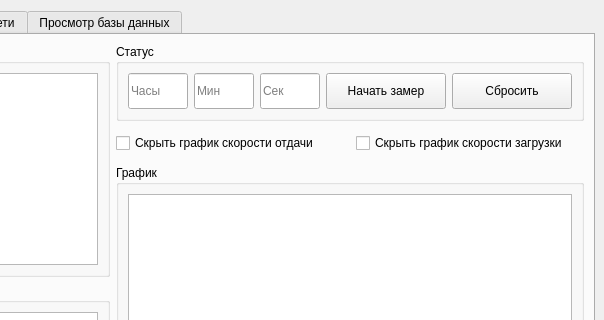
Before: the Qt Designer form interface.ui in darararrik/dz, drawn with Qt 5; both pictures show x 234 to 838 and y 0 to 320 of the 838 by 626 pixel window.
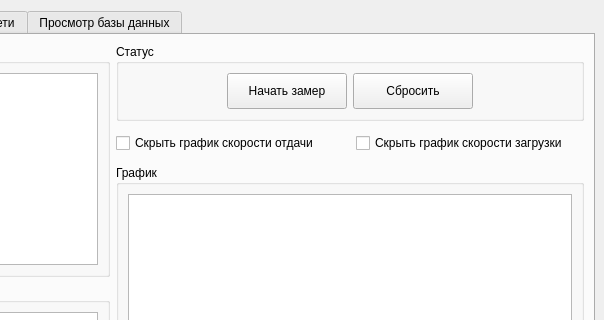
After: the same form once the commit is applied. The open tabs and pages were chosen to show the change. Custom widgets are drawn as their Qt base class.

Commit message: Удален файл adapter_managment.py и добавлен новый файл network_monitoring.py с реализацией класса NetworkMonitoring. Обновлены импорты в main_window.py. Внесены изменения в .gitignore для исключения папки .idea. Обновлен интерфейс в interface.ui, удалены ненужные элементы управления для ввода времени.

```diff
--- a/interface.ui
+++ b/interface.ui
@@ -140,81 +140,6 @@
             <layout class="QGridLayout" name="gridLayout_14">
              <item row="0" column="0">
               <layout class="QHBoxLayout" name="timer">
-               <item>
-                <widget class="QLineEdit" name="hoursInput">
-                 <property name="sizePolicy">
-                  <sizepolicy hsizetype="Fixed" vsizetype="Fixed">
-                   <horstretch>0</horstretch>
-                   <verstretch>0</verstretch>
-                  </sizepolicy>
-                 </property>
-                 <property name="minimumSize">
-                  <size>
-                   <width>60</width>
-                   <height>36</height>
-                  </size>
-                 </property>
-                 <property name="maximumSize">
-                  <size>
-                   <width>60</width>
-                   <height>36</height>
-                  </size>
-                 </property>
-                 <property name="placeholderText">
-                  <string>Часы</string>
-                 </property>
-                </widget>
-               </item>
-               <item>
-                <widget class="QLineEdit" name="minutesInput">
-                 <property name="sizePolicy">
-                  <sizepolicy hsizetype="Fixed" vsizetype="Fixed">
-                   <horstretch>0</horstretch>
-                   <verstretch>0</verstretch>
-                  </sizepolicy>
-                 </property>
-                 <property name="minimumSize">
-                  <size>
-                   <width>60</width>
-                   <height>36</height>
-                  </size>
-                 </property>
-                 <property name="maximumSize">
-                  <size>
-                   <width>60</width>
-                   <height>36</height>
-                  </size>
-                 </property>
-                 <property name="placeholderText">
-                  <string>Мин</string>
-                 </property>
-                </widget>
-               </item>
-               <item>
-                <widget class="QLineEdit" name="secondsInput">
-                 <property name="sizePolicy">
-                  <sizepolicy hsizetype="Fixed" vsizetype="Fixed">
-                   <horstretch>0</horstretch>
-                   <verstretch>0</verstretch>
-                  </sizepolicy>
-                 </property>
-                 <property name="minimumSize">
-                  <size>
-                   <width>60</width>
-                   <height>36</height>
-                  </size>
-                 </property>
-                 <property name="maximumSize">
-                  <size>
-                   <width>60</width>
-                   <height>36</height>
-                  </size>
-                 </property>
-                 <property name="placeholderText">
-                  <string>Сек</string>
-                 </property>
-                </widget>
-               </item>
                <item>
                 <widget class="QPushButton" name="measureSpeedButton">
                  <property name="sizePolicy">
```
Left out of the diff: 2 changed lines with no effect on the pictures. The commit also changes 5 other files.
